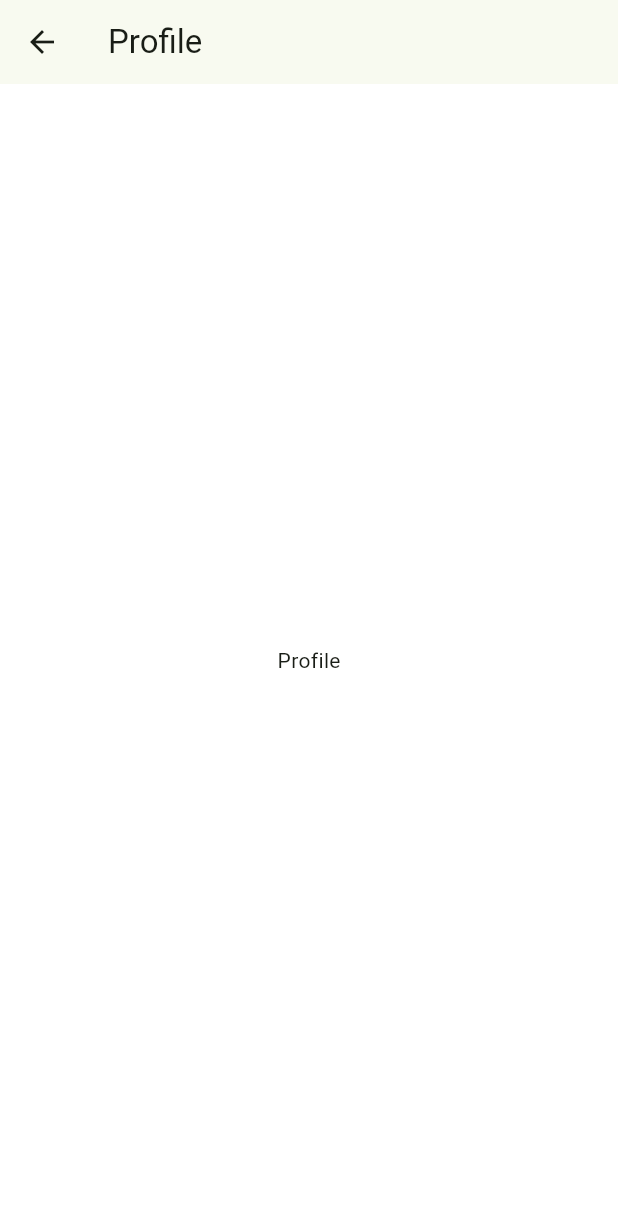
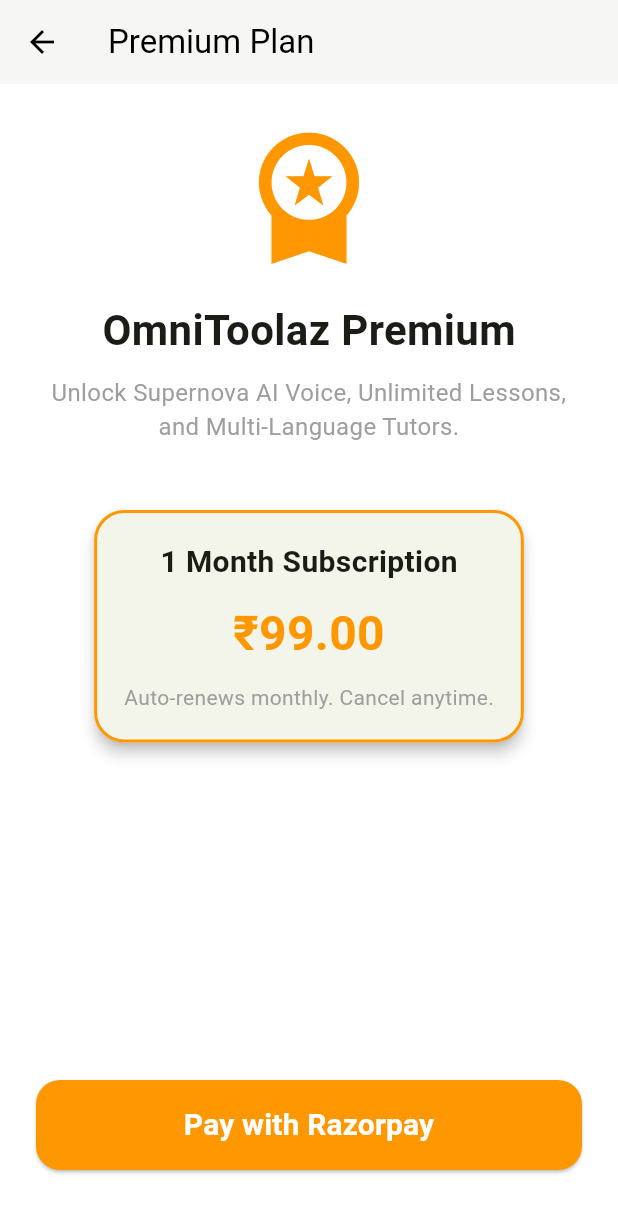
Before and after one commit to SUJIT-G/omnitoolaz_skill_builder, a Flutter app: the ProfileScreen screen opened directly, on a phone screen of 412 x 824 dp. Shown: the top 1213 px of the screen. Run offline on Flutter 3.47's test engine with Material 3 defaults, Android fonts, the phone set to English and light mode, and no system bars; our stand-ins replace flutter_tts, shared_preferences, speech_to_text; accounts and stored records are empty; network calls fail; statements that could not run were skipped.

Commit message:
Fixed Voice AI (TTS/STT), Added Firebase & Razorpay UIs

```diff
--- a/lib/main.dart
+++ b/lib/main.dart
@@ -31,7 +31,7 @@
           secondary: const Color(0xFF1CB0F6), // Blue
         ),
       ),
-      home: const MainNavigation(),
+      home: const LoginScreen(),
     );
   }
 }
--- a/lib/screens/profile_screen.dart
+++ b/lib/screens/profile_screen.dart
@@ -1,2 +1,63 @@
 import 'package:flutter/material.dart';
-class ProfileScreen extends StatelessWidget { const ProfileScreen({super.key}); @override Widget build(BuildContext context) { return Scaffold(appBar: AppBar(title: const Text('Profile')), body: const Center(child: Text('Profile'))); } }
+
+class ProfileScreen extends StatelessWidget {
+  const ProfileScreen({super.key});
+
+  void _startPayment(BuildContext context) {
+    // TODO: Replace with real Razorpay initialization once API Key is generated
+    showDialog(
+      context: context,
+      builder: (_) => AlertDialog(
+        title: const Text("Razorpay Simulation"),
+        content: const Text("Once you add your Razorpay API Key, this will open the real payment gateway for ₹99/month!"),
+        actions: [TextButton(onPressed: () => Navigator.pop(context), child: const Text("OK"))],
+      )
+    );
+  }
+
+  @override
+  Widget build(BuildContext context) {
+    return Scaffold(
+      appBar: AppBar(title: const Text('Premium Plan'), backgroundColor: Colors.white, foregroundColor: Colors.black, elevation: 1),
+      body: Padding(
+        padding: const EdgeInsets.all(24.0),
+        child: Column(
+          children: [
+            const Icon(Icons.workspace_premium, size: 100, color: Colors.orange),
+            const SizedBox(height: 20),
+            const Text("OmniToolaz Premium", style: TextStyle(fontSize: 28, fontWeight: FontWeight.bold)),
+            const SizedBox(height: 10),
+            const Text("Unlock Supernova AI Voice, Unlimited Lessons, and Multi-Language Tutors.", textAlign: TextAlign.center, style: TextStyle(fontSize: 16, color: Colors.grey)),
+            const SizedBox(height: 40),
+            Card(
+              elevation: 4,
+              shape: RoundedRectangleBorder(borderRadius: BorderRadius.circular(20), side: const BorderSide(color: Colors.orange, width: 2)),
+              child: const Padding(
+                padding: EdgeInsets.all(20.0),
+                child: Column(
+                  children: [
+                    Text("1 Month Subscription", style: TextStyle(fontSize: 20, fontWeight: FontWeight.bold)),
+                    SizedBox(height: 10),
+                    Text("₹99.00", style: TextStyle(fontSize: 32, fontWeight: FontWeight.bold, color: Colors.orange)),
+                    SizedBox(height: 10),
+                    Text("Auto-renews monthly. Cancel anytime.", style: TextStyle(color: Colors.grey)),
+                  ],
+                ),
+              ),
+            ),
+            const Spacer(),
+            SizedBox(
+              width: double.infinity, height: 60,
+              child: ElevatedButton(
+                style: ElevatedButton.styleFrom(backgroundColor: Colors.orange, shape: RoundedRectangleBorder(borderRadius: BorderRadius.circular(16))),
+                onPressed: () => _startPayment(context),
+                child: const Text("Pay with Razorpay", style: TextStyle(fontSize: 20, color: Colors.white, fontWeight: FontWeight.bold)),
+              ),
+            ),
+            const SizedBox(height: 20),
+          ],
+        ),
+      ),
+    );
+  }
+}
```
Also changed, not shown: lib/screens/chat_screen.dart (+40 -30 lines), lib/screens/login_screen.dart (added, +45 -0 lines).
